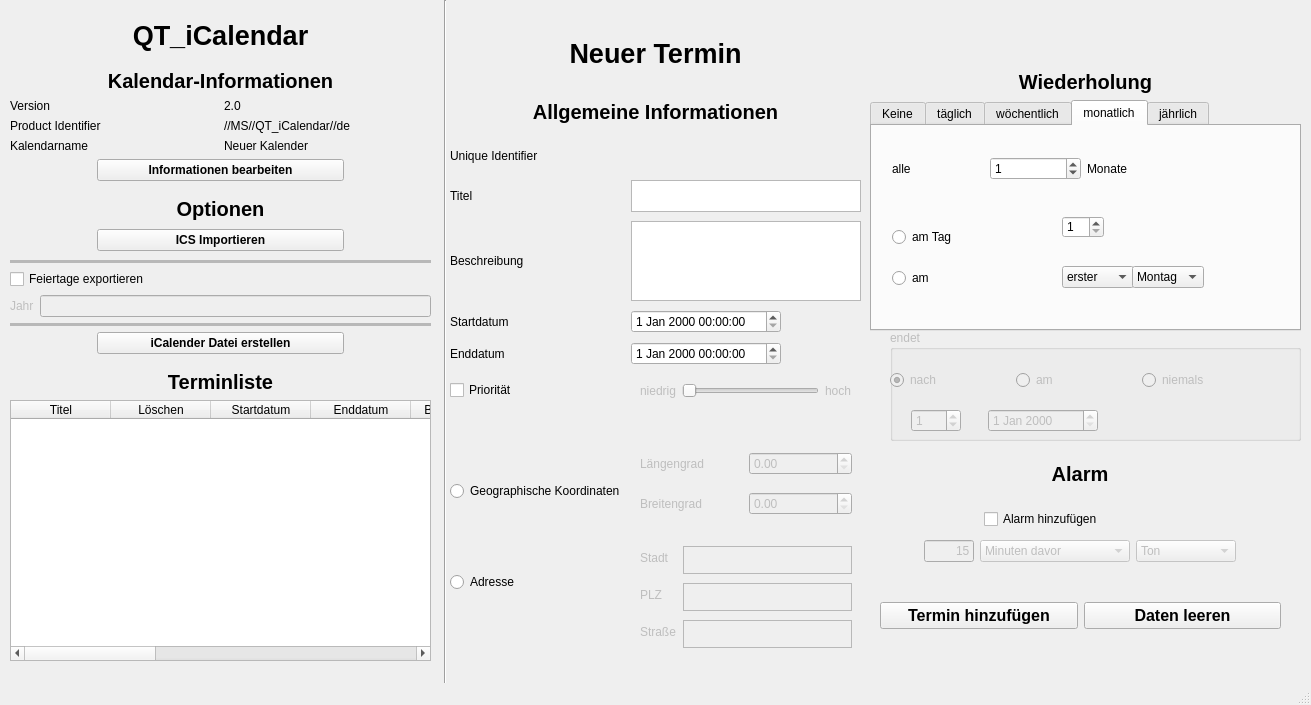
First picture: the form in qt_ical/mainwindow.ui, repository MartenAlan/QT_iCalendar, before the edit.
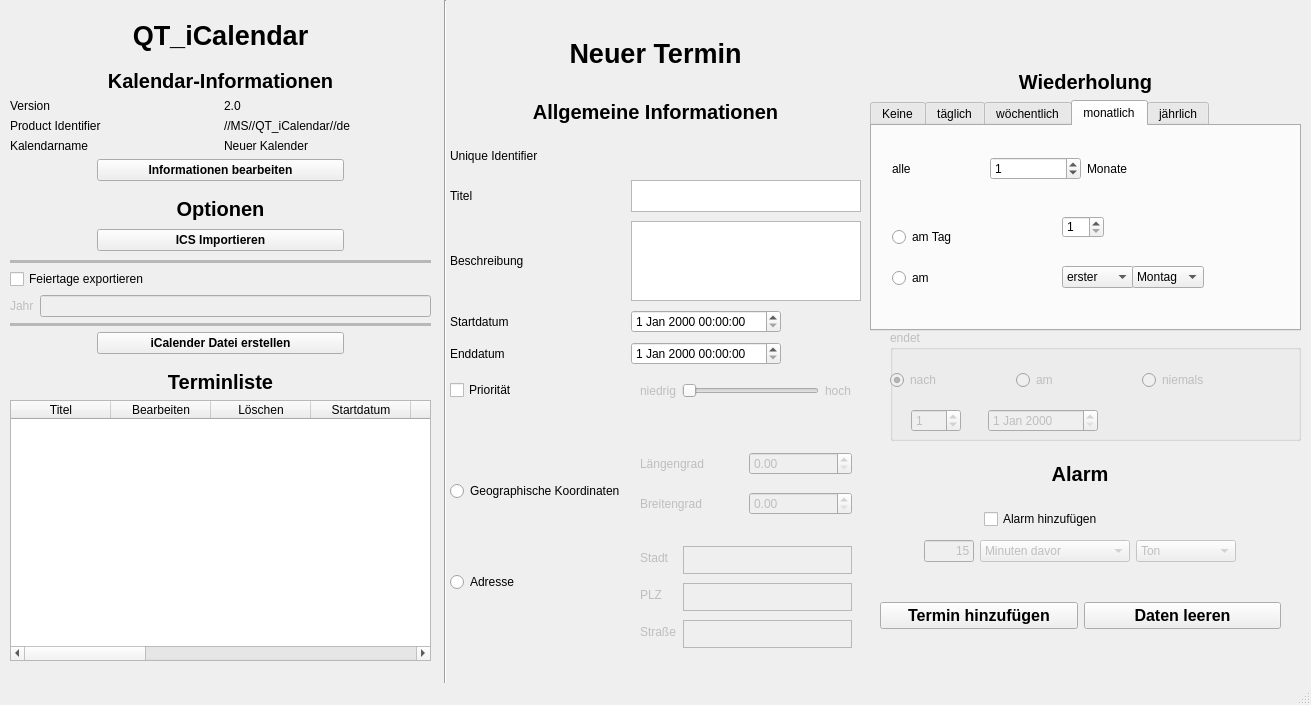
Second picture: the form after the edit. The open tabs and pages were chosen to show the change.

Commit message: Edit Button begonnen, noch nicht fertig. Angefangen Regex Funktionen auszulagern

Patch:
```diff
--- a/qt_ical/mainwindow.ui
+++ b/qt_ical/mainwindow.ui
@@ -1127,6 +1127,11 @@
            <string>Titel</string>
           </property>
          </column>
+         <column>
+          <property name="text">
+           <string>Bearbeiten</string>
+          </property>
+         </column>
          <column>
           <property name="text">
            <string>Löschen</string>
```
Left out of the diff: 22 changed lines with no effect on the pictures. The commit also changes 5 other files.
